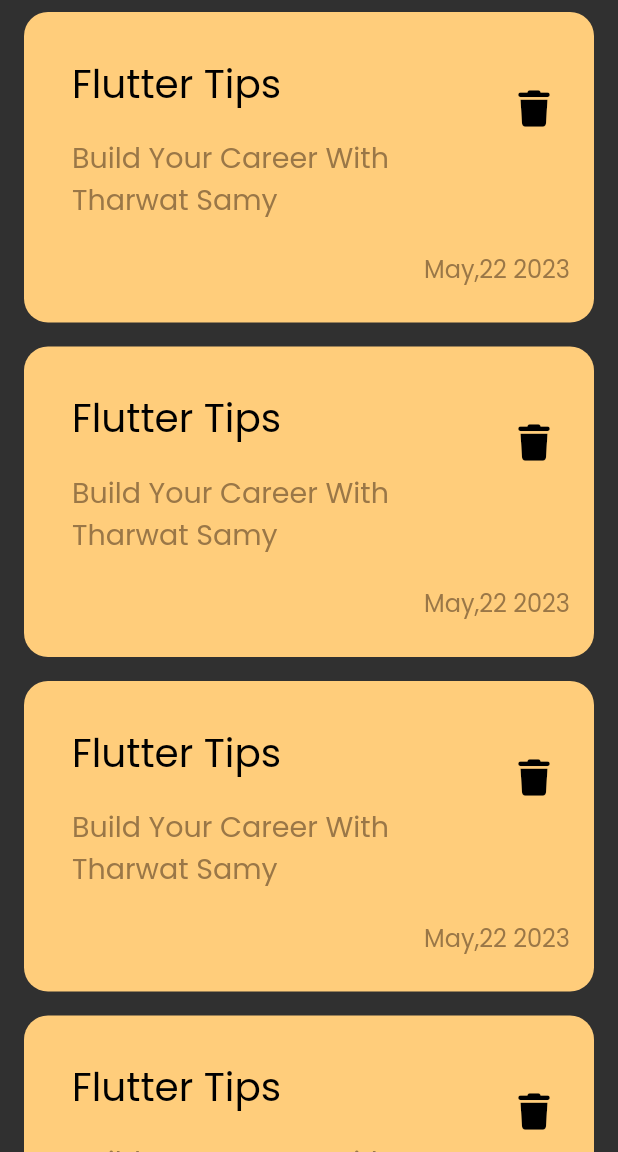
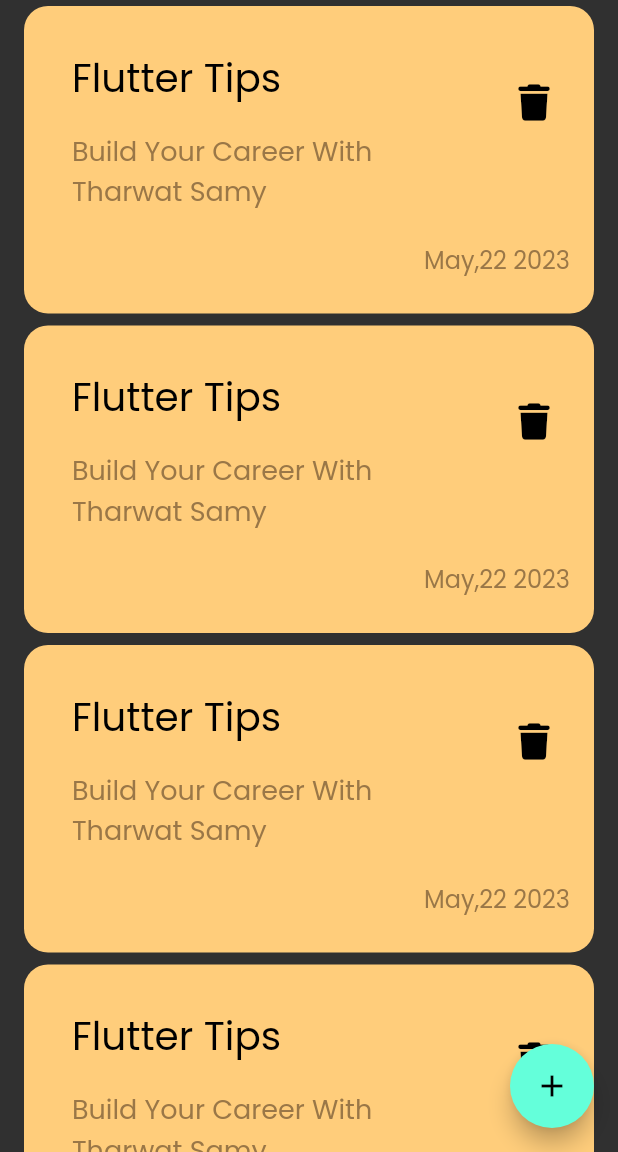
Before and after one commit to KingNarmar/notes_app, a Flutter app: the screen it shows after launch, on a phone screen of 412 x 824 dp, the part 84-1236 px from its top. Run offline on Flutter 3.47's test engine with Material 2 defaults, Android fonts, the phone set to English and light mode, and no system bars; our stand-ins replace font_awesome_flutter.

Commit message:
Add Floating Action Button

```diff
--- a/lib/Pages/notes_view.dart
+++ b/lib/Pages/notes_view.dart
@@ -29,6 +29,8 @@ class NotesView extends StatelessWidget {
           ],
         ),
       ),
+      floatingActionButton:
+          FloatingActionButton(onPressed: () {}, child: const Icon(Icons.add)),
     );
   }
 }
--- a/lib/widgets/custom_list_view.dart
+++ b/lib/widgets/custom_list_view.dart
@@ -12,7 +12,7 @@ class CustomListView extends StatelessWidget {
     return ListView.builder(
       itemBuilder: (context, index) {
         return const Padding(
-          padding: EdgeInsets.symmetric(vertical: 8),
+          padding: EdgeInsets.symmetric(vertical: 4),
           child: CustomNoteItem(),
         );
       },
--- a/lib/widgets/custom_note_item.dart
+++ b/lib/widgets/custom_note_item.dart
@@ -24,7 +24,7 @@ class CustomNoteItem extends StatelessWidget {
             padding: EdgeInsets.only(top: 16),
             child: Text(
               "Build Your Career With Tharwat Samy",
-              style: TextStyle(color: Color(0xff9A7747), fontSize: 19),
+              style: TextStyle(color: Color(0xff9A7747), fontSize: 18),
             ),
           ),
           trailing: IconButton(
```
